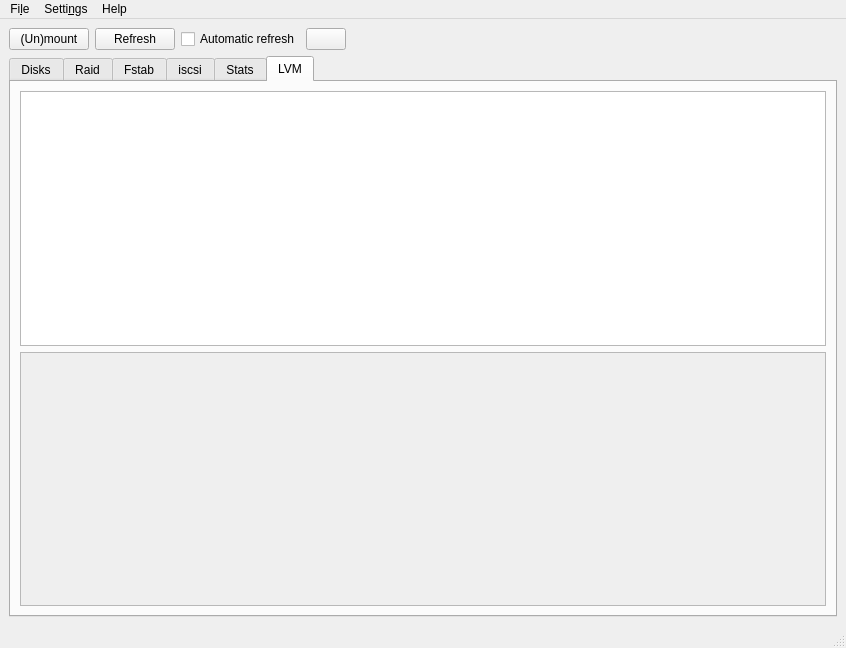
Old version of the form ui/main.ui in the repository iddekingej/blgui.
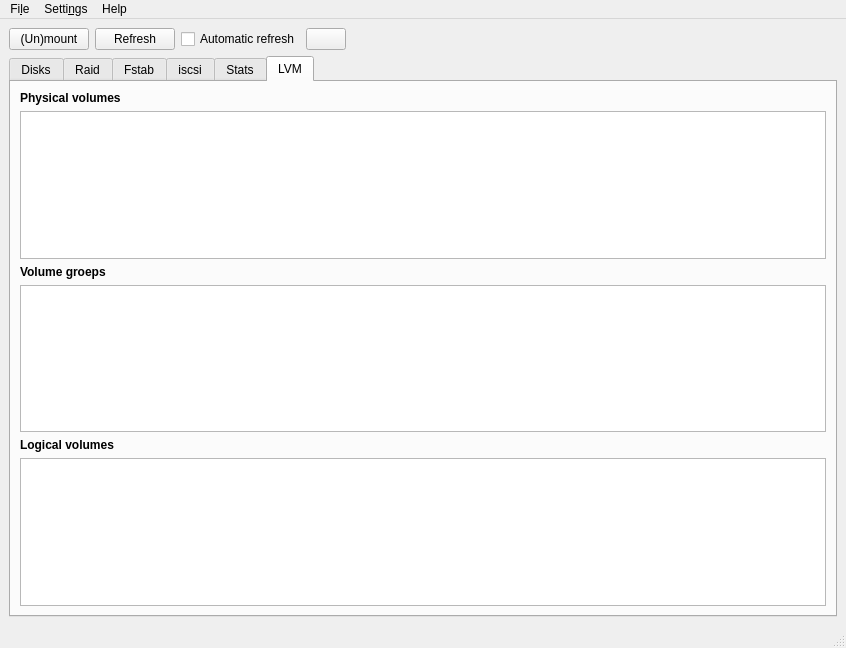
New version of the form. The open tabs and pages were chosen to show the change. Icons and pictures are not drawn.

Commit message: * Change lvm tab

```diff
--- a/ui/main.ui
+++ b/ui/main.ui
@@ -288,27 +288,54 @@
           <string>LVM</string>
          </attribute>
          <layout class="QVBoxLayout" name="lvmLayout">
+          <item>
+           <widget class="QLabel" name="label">
+            <property name="font">
+             <font>
+              <weight>75</weight>
+              <bold>true</bold>
+             </font>
+            </property>
+            <property name="text">
+             <string>Physical volumes</string>
+            </property>
+           </widget>
+          </item>
           <item>
            <widget class="QTableView" name="pvInfo"/>
           </item>
           <item>
-           <widget class="QScrollArea" name="scrollArea">
-            <property name="widgetResizable">
-             <bool>true</bool>
+           <widget class="QLabel" name="label_2">
+            <property name="font">
+             <font>
+              <weight>75</weight>
+              <bold>true</bold>
+             </font>
             </property>
-            <widget class="QWidget" name="scrollAreaWidgetContents">
-             <property name="geometry">
-              <rect>
-               <x>0</x>
-               <y>0</y>
-               <width>808</width>
-               <height>240</height>
-              </rect>
-             </property>
-             <layout class="QVBoxLayout" name="vgInfo"/>
-            </widget>
+            <property name="text">
+             <string>Volume groeps</string>
+            </property>
            </widget>
           </item>
+          <item>
+           <widget class="QTableView" name="vgList"/>
+          </item>
+          <item>
+           <widget class="QLabel" name="label_xx">
+            <property name="font">
+             <font>
+              <weight>75</weight>
+              <bold>true</bold>
+             </font>
+            </property>
+            <property name="text">
+             <string>Logical volumes</string>
+            </property>
+           </widget>
+          </item>
+          <item>
+           <widget class="QTableView" name="lvList"/>
+          </item>
          </layout>
         </widget>
        </widget>
```
The commit also changes 7 other files.
